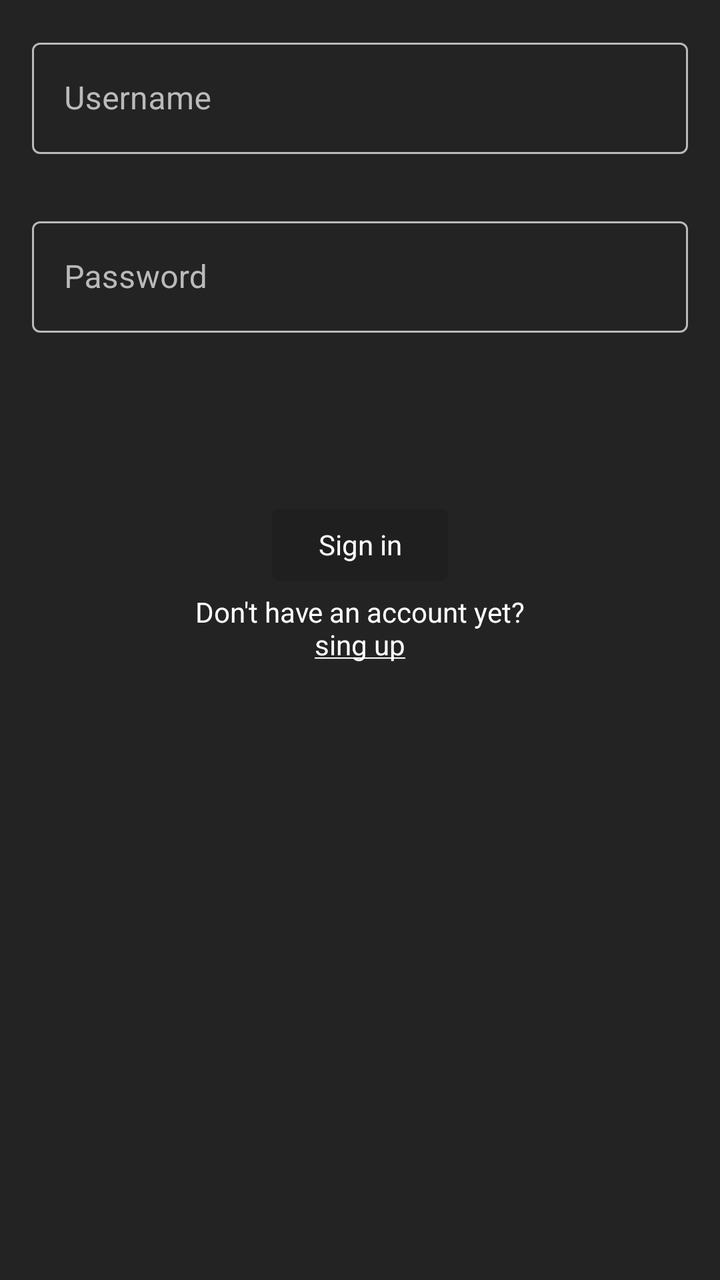
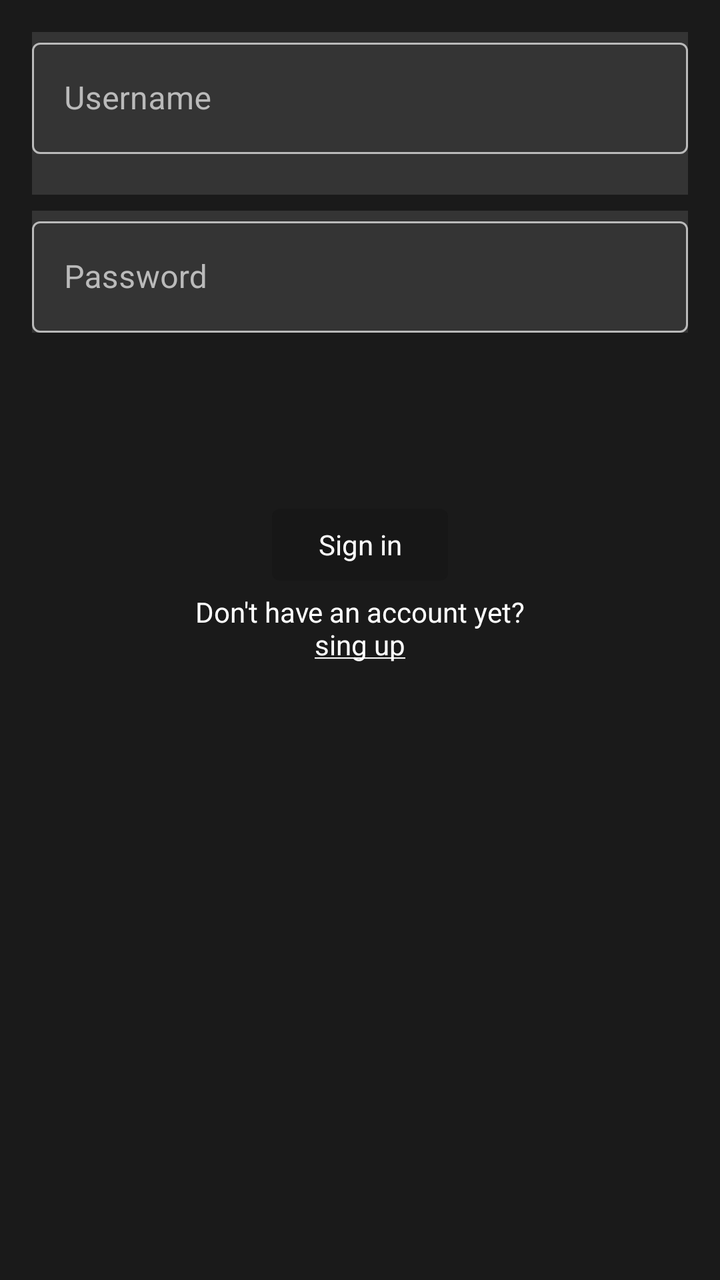

Compare the two renders of this Android layout. The source of the first and the diff that turns it into the second are given below.
<!-- AndroidManifest.xml: application theme Theme.Oma -->
<!-- res/layout/activity_login.xml -->
<?xml version="1.0" encoding="utf-8"?>
<androidx.constraintlayout.widget.ConstraintLayout xmlns:android="http://schemas.android.com/apk/res/android"
    xmlns:app="http://schemas.android.com/apk/res-auto"
    xmlns:tools="http://schemas.android.com/tools"
    android:id="@+id/container"
    android:layout_width="match_parent"
    android:layout_height="match_parent"
    android:padding="16dp"
    android:theme="@style/Theme.Oma"
    tools:context=".ui.login.LoginActivity">


    <com.google.android.material.textfield.TextInputLayout
        style="@style/Widget.Oma.EditText"
        android:id="@+id/usernameLayout"
        app:errorEnabled="true"
        android:layout_width="match_parent"
        android:layout_height="wrap_content"
        app:layout_constraintTop_toTopOf="parent"
        android:maxLines="1"
        app:layout_constraintEnd_toEndOf="parent"
        app:layout_constraintStart_toStartOf="parent"
        tools:layout_editor_absoluteX="1dp">

        <com.google.android.material.textfield.TextInputEditText
            android:id="@+id/username"
            android:selectAllOnFocus="true"
            android:layout_width="match_parent"
            android:maxLines="1"
            android:imeOptions="actionNext"
            android:autofillHints="@string/prompt_username"
            android:layout_height="wrap_content"
            android:hint="@string/prompt_username"
            android:minHeight="48dp" />
    </com.google.android.material.textfield.TextInputLayout>

    <com.google.android.material.textfield.TextInputLayout
        style="@style/Widget.Oma.EditText"
        android:id="@+id/passwordLayout"
        android:layout_width="match_parent"
        android:layout_height="wrap_content"
        android:layout_marginTop="8dp"
        android:maxLines="1"
        app:layout_constraintStart_toStartOf="parent"
        app:layout_constraintEnd_toEndOf="parent"
        app:layout_constraintTop_toBottomOf="@+id/usernameLayout"
        tools:layout_editor_absoluteX="1dp">

        <com.google.android.material.textfield.TextInputEditText
            android:id="@+id/password"
            android:layout_width="match_parent"
            android:layout_height="wrap_content"
            android:selectAllOnFocus="true"
            android:maxLines="1"
            android:imeOptions="actionDone"
            android:autofillHints="@string/prompt_password"
            android:imeActionLabel="@string/action_sign_in_short"
            android:inputType="textPassword"
            android:hint="@string/prompt_password"
            android:minHeight="48dp" />
    </com.google.android.material.textfield.TextInputLayout>


    <Button
        style="@style/Theme.Oma.Input"
        android:id="@+id/login"
        android:layout_width="wrap_content"
        android:layout_height="wrap_content"
        android:layout_gravity="start"
        android:layout_marginTop="16dp"
        android:layout_marginBottom="64dp"
        android:enabled="false"
        android:text="@string/action_sign_in_short"
        app:layout_constraintBottom_toBottomOf="parent"
        app:layout_constraintEnd_toEndOf="parent"
        app:layout_constraintStart_toStartOf="parent"
        app:layout_constraintTop_toBottomOf="@+id/passwordLayout"
        app:layout_constraintVertical_bias="0.2" />

    <TextView
        android:id="@+id/registerPrompt"
        android:layout_width="wrap_content"
        android:layout_height="wrap_content"
        android:clickable="true"
        android:focusable="true"
        android:minHeight="48dp"
        android:text="@string/registerPrompt"
        android:textAlignment="center"
        app:layout_constraintLeft_toLeftOf="parent"
        app:layout_constraintRight_toRightOf="parent"
        app:layout_constraintTop_toBottomOf="@id/login" />

    <ProgressBar
        android:id="@+id/loading"
        android:layout_width="wrap_content"
        android:layout_height="wrap_content"
        android:layout_gravity="center"
        android:layout_marginTop="64dp"
        android:layout_marginBottom="64dp"
        android:visibility="gone"
        app:layout_constraintBottom_toBottomOf="parent"
        app:layout_constraintEnd_toEndOf="@+id/passwordLayout"
        app:layout_constraintStart_toStartOf="@+id/passwordLayout"
        app:layout_constraintTop_toTopOf="parent"
        app:layout_constraintVertical_bias="0.3" />


</androidx.constraintlayout.widget.ConstraintLayout>
<!-- resources referenced by this layout -->
<resources>
  <string name="action_sign_in_short">Sign in</string>
  <string name="prompt_password">Password</string>
  <string name="prompt_username">Username</string>
  <string name="registerPrompt">Don\'t have an account yet?\n<u><sup>sing up</sup></u></string>
  <style name="Theme.Oma" parent="Theme.MaterialComponents.DayNight.DarkActionBar">
          
          <item name="colorPrimary">@color/colorContrastBackground</item>
          <item name="colorOnPrimary">@color/colorMoreContrastBackground</item>
          <item name="colorAccent">@color/colorContrastBackground</item>
  
          
          <item name="colorSecondary">@color/colorGreen</item>
          <item name="colorSecondaryVariant">@color/colorGreen</item>
          <item name="colorOnSecondary">@color/colorBlack</item>
  
          
          <item name="android:statusBarColor">?attr/colorOnPrimary</item>
  
          
          <item name="android:windowBackground">@color/colorBackgroundDark</item>
  
          
          <item name="android:textColorPrimary">@color/colorForegroundLight</item>
          <item name="android:textColor">@color/colorForegroundLight</item>
          <item name="android:textColorHint">@color/colorQuietText</item>
  
          <item name="colorControlNormal">@color/colorMoreBackgroundDark</item>
          <item name="android:navigationBarColor">@color/colorMoreBackgroundDark</item>
      </style>
  <style name="Theme.Oma.Input" parent="Theme.Oma.Dark">
          <item name="android:colorBackground">@color/colorInputBackground</item>
          <item name="android:textColor">@color/colorInputForeground</item>
      </style>
  <style name="Widget.Oma.EditText" parent="Widget.MaterialComponents.TextInputLayout.OutlinedBox">
          <item name="android:textColorHint">@color/colorQuietText</item>
          <item name="boxStrokeColor">@color/colorQuietText</item>
          <item name="android:textColorPrimary">@color/colorForegroundLight</item>
          <item name="android:textColor">@color/colorForegroundLight</item>
          <item name="errorTextColor">@color/colorDangerous</item>
          <item name="hintTextColor">@color/colorQuietText</item>
      </style>
  <color name="colorContrastBackground">#3F51B5</color>
  <color name="colorMoreContrastBackground">#214096</color>
  <color name="colorGreen">#008B00</color>
  <color name="colorBlack">#000000</color>
  <color name="colorBackgroundDark">#232323</color>
  <color name="colorForegroundLight">#FFFFFF</color>
  <color name="colorQuietText">#BABABA</color>
  <color name="colorMoreBackgroundDark">#131313</color>
  <style name="Theme.Oma.Dark" parent="Theme.MaterialComponents.DayNight.NoActionBar">
          <item name="android:colorBackground">@color/colorBackgroundDark</item>
          <item name="android:textColor">@color/colorForegroundLight</item>
          <item name="colorPrimary">@color/colorContrastBackground</item>
          <item name="colorOnPrimary">@color/colorContrastForeground</item>
          <item name="colorAccent">@color/colorContrastBackground</item>
      </style>
  <color name="colorInputBackground">#343434</color>
  <color name="colorInputForeground">#FFFFFF</color>
  <color name="colorDangerous">#E53935</color>
  <color name="colorContrastForeground">#FFFFFF</color>
</resources>

<!-- the commit's change to res/layout/activity_login.xml (unified diff, before → after) -->
@@ -6,7 +6,6 @@
     android:layout_width="match_parent"
     android:layout_height="match_parent"
     android:padding="16dp"
-    android:theme="@style/Theme.Oma"
     tools:context=".ui.login.LoginActivity">
 
 
<!-- resource entries referenced after the edit -->
@@ -4,7 +4,7 @@
   <string name="prompt_password">Password</string>
   <string name="prompt_username">Username</string>
   <string name="registerPrompt">Don\'t have an account yet?\n<u><sup>sing up</sup></u></string>
-  <style name="Theme.Oma" parent="Theme.MaterialComponents.DayNight.DarkActionBar">
+  <style name="Theme.Oma" parent="Theme.MaterialComponents.DayNight.NoActionBar">
           
           <item name="colorPrimary">@color/colorContrastBackground</item>
           <item name="colorOnPrimary">@color/colorMoreContrastBackground</item>
@@ -16,18 +16,19 @@
           <item name="colorOnSecondary">@color/colorBlack</item>
   
           
-          <item name="android:statusBarColor">?attr/colorOnPrimary</item>
+          
+          <item name="android:statusBarColor">@color/colorSidebarBackground</item>
   
           
-          <item name="android:windowBackground">@color/colorBackgroundDark</item>
+          <item name="android:windowBackground">@color/colorSidebarBackground</item>
   
           
           <item name="android:textColorPrimary">@color/colorForegroundLight</item>
           <item name="android:textColor">@color/colorForegroundLight</item>
           <item name="android:textColorHint">@color/colorQuietText</item>
   
-          <item name="colorControlNormal">@color/colorMoreBackgroundDark</item>
-          <item name="android:navigationBarColor">@color/colorMoreBackgroundDark</item>
+          <item name="colorControlNormal">?android:attr/windowBackground</item>
+          <item name="android:navigationBarColor">?android:attr/windowBackground</item>
       </style>
   <style name="Theme.Oma.Input" parent="Theme.Oma.Dark">
           <item name="android:colorBackground">@color/colorInputBackground</item>
@@ -35,6 +36,7 @@
       </style>
   <style name="Widget.Oma.EditText" parent="Widget.MaterialComponents.TextInputLayout.OutlinedBox">
           <item name="android:textColorHint">@color/colorQuietText</item>
+          <item name="android:background">@color/colorInputBackground</item>
           <item name="boxStrokeColor">@color/colorQuietText</item>
           <item name="android:textColorPrimary">@color/colorForegroundLight</item>
           <item name="android:textColor">@color/colorForegroundLight</item>
@@ -45,20 +47,12 @@
   <color name="colorMoreContrastBackground">#214096</color>
   <color name="colorGreen">#008B00</color>
   <color name="colorBlack">#000000</color>
-  <color name="colorBackgroundDark">#232323</color>
+  <color name="colorSidebarBackground">#1A1A1A</color>
   <color name="colorForegroundLight">#FFFFFF</color>
   <color name="colorQuietText">#BABABA</color>
-  <color name="colorMoreBackgroundDark">#131313</color>
-  <style name="Theme.Oma.Dark" parent="Theme.MaterialComponents.DayNight.NoActionBar">
-          <item name="android:colorBackground">@color/colorBackgroundDark</item>
-          <item name="android:textColor">@color/colorForegroundLight</item>
-          <item name="colorPrimary">@color/colorContrastBackground</item>
-          <item name="colorOnPrimary">@color/colorContrastForeground</item>
-          <item name="colorAccent">@color/colorContrastBackground</item>
-      </style>
+  <style name="Theme.Oma.Dark" parent="Theme.Oma" />
   <color name="colorInputBackground">#343434</color>
   <color name="colorInputForeground">#FFFFFF</color>
   <color name="colorDangerous">#E53935</color>
-  <color name="colorContrastForeground">#FFFFFF</color>
 </resources>
 
